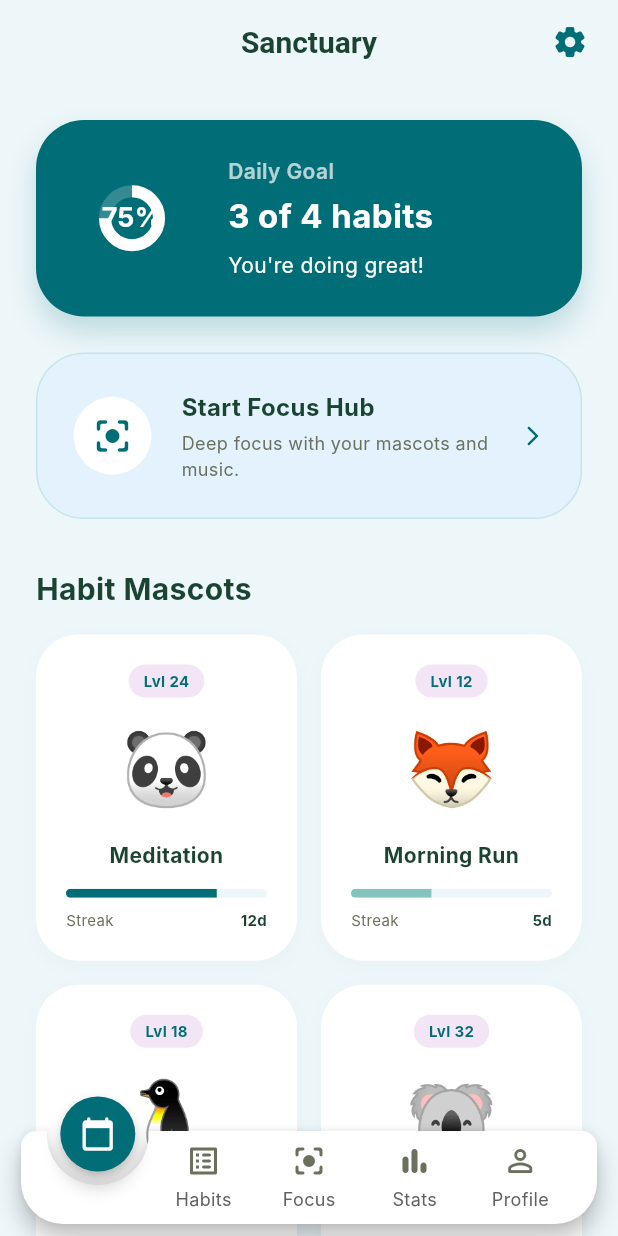
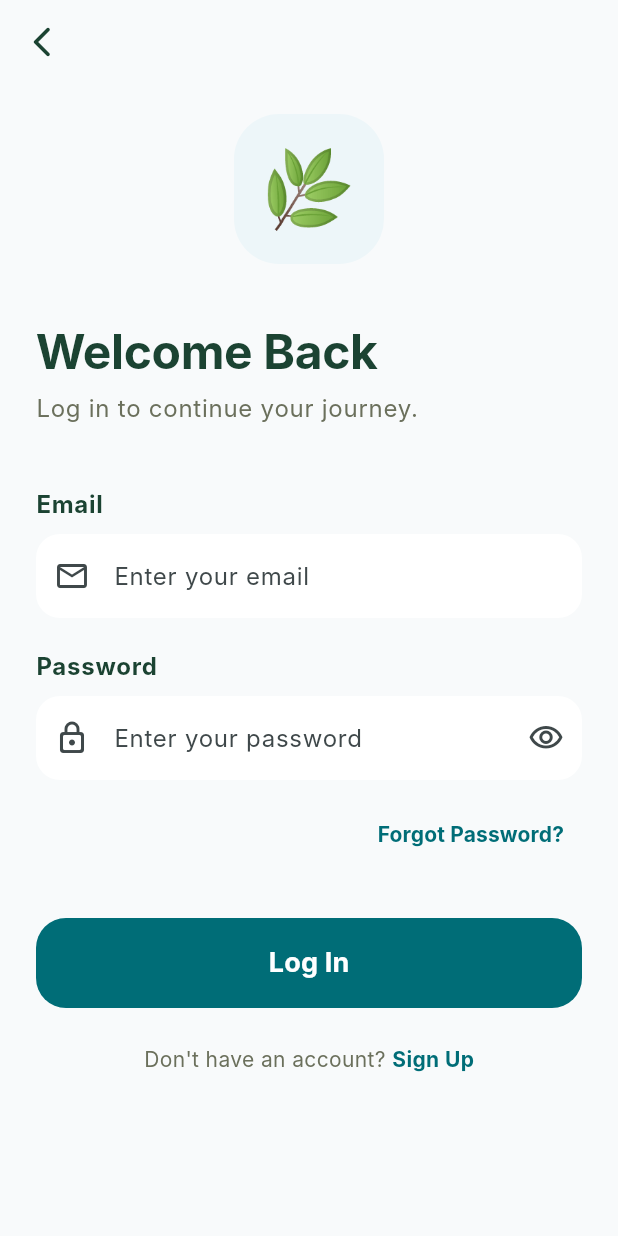
Before and after one commit to omaralaye/habitflow, a Flutter app: the screen it shows after launch, after a tap on "Next", after a tap on "Log In", on a phone screen of 412 x 824 dp. Run offline on Flutter 3.47's test engine with Material 3 defaults, Android fonts, the phone set to English and light mode, and no system bars; drawn by our look-alikes of animated_notch_bottom_bar; Roboto replaces fonts that are missing (Inter).

Commit message:
Add Login and Sign Up screens with validation and updated onboarding flow.
- Created lib/screens/login_screen.dart with email/password form.
- Created lib/screens/signup_screen.dart with name/email/password form.
- Updated lib/screens/onboarding_screen.dart to navigate to authentication screens.
- Added test/auth_test.dart for testing login/signup forms and navigation.
- Updated test/onboarding_test.dart to reflect new user flow.

Co-authored-by: omaralaye <199628096+omaralaye@users.noreply.github.com>

```diff
--- /dev/null
+++ b/lib/screens/login_screen.dart
@@ -0,0 +1,208 @@
+import 'package:flutter/material.dart';
+import '../utils/constants.dart';
+import '../services/theme_service.dart';
+import 'signup_screen.dart';
+import '../widgets/main_navigation.dart';
+
+class LoginScreen extends StatefulWidget {
+  const LoginScreen({super.key});
+
+  @override
+  State<LoginScreen> createState() => _LoginScreenState();
+}
+
+class _LoginScreenState extends State<LoginScreen> {
+  final _formKey = GlobalKey<FormState>();
+  bool _isPasswordVisible = false;
+
+  @override
+  Widget build(BuildContext context) {
+    final theme = Theme.of(context);
+    final isDark = ThemeService().isDarkMode;
+
+    return Scaffold(
+      backgroundColor: theme.scaffoldBackgroundColor,
+      appBar: AppBar(
+        leading: IconButton(
+          icon: const Icon(Icons.arrow_back_ios_new_rounded),
+          onPressed: () => Navigator.pop(context),
+        ),
+      ),
+      body: SafeArea(
+        child: SingleChildScrollView(
+          padding: const EdgeInsets.symmetric(horizontal: 24.0),
+          child: Form(
+            key: _formKey,
+            child: Column(
+              crossAxisAlignment: CrossAxisAlignment.start,
+              children: [
+                const SizedBox(height: 20),
+                Center(
+                  child: Container(
+                    width: 100,
+                    height: 100,
+                    decoration: BoxDecoration(
+                      color: isDark ? AppColors.darkSurface : AppColors.primaryLighter,
+                      borderRadius: BorderRadius.circular(30),
+                    ),
+                    child: const Center(
+                      child: Text(
+                        '🌿',
+                        style: TextStyle(fontSize: 50),
+                      ),
+                    ),
+                  ),
+                ),
+                const SizedBox(height: 40),
+                Text(
+                  'Welcome Back',
+                  style: theme.textTheme.displayLarge?.copyWith(fontSize: 32),
+                ),
+                const SizedBox(height: 8),
+                Text(
+                  'Log in to continue your journey.',
+                  style: theme.textTheme.bodyLarge?.copyWith(
+                    color: isDark ? AppColors.darkTextSecondary : AppColors.textGrey,
+                  ),
+                ),
+                const SizedBox(height: 40),
+                Text(
+                  'Email',
+                  style: theme.textTheme.bodyLarge?.copyWith(fontWeight: FontWeight.bold),
+                ),
+                const SizedBox(height: 8),
+                TextFormField(
+                  decoration: InputDecoration(
+                    hintText: 'Enter your email',
+                    filled: true,
+                    fillColor: isDark ? AppColors.darkSurface : Colors.white,
+                    border: OutlineInputBorder(
+                      borderRadius: BorderRadius.circular(16),
+                      borderSide: BorderSide.none,
+                    ),
+                    prefixIcon: const Icon(Icons.email_outlined),
+                  ),
+                  keyboardType: TextInputType.emailAddress,
+                  validator: (value) {
+                    if (value == null || value.isEmpty) {
+                      return 'Please enter your email';
+                    }
+                    return null;
+                  },
+                ),
+                const SizedBox(height: 20),
+                Text(
+                  'Password',
+                  style: theme.textTheme.bodyLarge?.copyWith(fontWeight: FontWeight.bold),
+                ),
+                const SizedBox(height: 8),
+                TextFormField(
+                  obscureText: !_isPasswordVisible,
+                  decoration: InputDecoration(
+                    hintText: 'Enter your password',
+                    filled: true,
+                    fillColor: isDark ? AppColors.darkSurface : Colors.white,
+                    border: OutlineInputBorder(
+                      borderRadius: BorderRadius.circular(16),
+                      borderSide: BorderSide.none,
+                    ),
+                    prefixIcon: const Icon(Icons.lock_outline_rounded),
+                    suffixIcon: IconButton(
+                      icon: Icon(
+                        _isPasswordVisible ? Icons.visibility_off_outlined : Icons.visibility_outlined,
+                      ),
+                      onPressed: () {
+                        setState(() {
+                          _isPasswordVisible = !_isPasswordVisible;
+                        });
+                      },
+                    ),
+                  ),
+                  validator: (value) {
+                    if (value == null || value.isEmpty) {
+                      return 'Please enter your password';
+                    }
+                    return null;
+                  },
+                ),
+                const SizedBox(height: 12),
+                Align(
+                  alignment: Alignment.centerRight,
+                  child: TextButton(
+                    onPressed: () {
+                      // Forgot password logic
+                    },
+                    child: const Text(
+                      'Forgot Password?',
+                      style: TextStyle(
+                        color: AppColors.primary,
+                        fontWeight: FontWeight.bold,
+                      ),
+                    ),
+                  ),
+                ),
+                const SizedBox(height: 32),
+                SizedBox(
+                  width: double.infinity,
+                  height: 60,
+                  child: ElevatedButton(
+                    onPressed: () {
+                      if (_formKey.currentState!.validate()) {
+                        Navigator.pushAndRemoveUntil(
+                          context,
+                          MaterialPageRoute(builder: (_) => const MainNavigation()),
+                          (route) => false,
+                        );
+                      }
+                    },
+                    style: ElevatedButton.styleFrom(
+                      backgroundColor: AppColors.primary,
+                      foregroundColor: Colors.white,
+                      shape: RoundedRectangleBorder(
+                        borderRadius: BorderRadius.circular(20),
+                      ),
+                      elevation: 0,
+                    ),
+                    child: const Text(
+                      'Log In',
+                      style: TextStyle(
+                        fontSize: 18,
+                        fontWeight: FontWeight.bold,
+                      ),
+                    ),
+                  ),
+                ),
+                const SizedBox(height: 24),
+                Row(
+                  mainAxisAlignment: MainAxisAlignment.center,
+                  children: [
+                    Text(
+                      "Don't have an account? ",
+                      style: TextStyle(color: isDark ? AppColors.darkTextSecondary : AppColors.textGrey),
+                    ),
+                    GestureDetector(
+                      onTap: () {
+                        Navigator.push(
+                          context,
+                          MaterialPageRoute(builder: (_) => const SignupScreen()),
+                        );
+                      },
+                      child: const Text(
+                        'Sign Up',
+                        style: TextStyle(
+                          color: AppColors.primary,
+                          fontWeight: FontWeight.bold,
+                        ),
+                      ),
+                    ),
+                  ],
+                ),
+                const SizedBox(height: 24),
+              ],
+            ),
+          ),
+        ),
+      ),
+    );
+  }
+}
--- a/lib/screens/onboarding_screen.dart
+++ b/lib/screens/onboarding_screen.dart
@@ -1,7 +1,8 @@
 import 'package:flutter/material.dart';
 import '../utils/constants.dart';
 import '../services/theme_service.dart';
-import '../widgets/main_navigation.dart';
+import 'login_screen.dart';
+import 'signup_screen.dart';
 
 class OnboardingScreen extends StatefulWidget {
   const OnboardingScreen({super.key});
@@ -155,9 +156,9 @@ class _OnboardingScreenState extends State<OnboardingScreen> {
                             curve: Curves.easeInOut,
                           );
                         } else {
-                          Navigator.pushReplacement(
+                          Navigator.push(
                             context,
-                            MaterialPageRoute(builder: (_) => const MainNavigation()),
+                            MaterialPageRoute(builder: (_) => const SignupScreen()),
                           );
                         }
                       },
@@ -188,9 +189,9 @@ class _OnboardingScreenState extends State<OnboardingScreen> {
                       ),
                       GestureDetector(
                         onTap: () {
-                          Navigator.pushReplacement(
+                          Navigator.push(
                             context,
-                            MaterialPageRoute(builder: (_) => const MainNavigation()),
+                            MaterialPageRoute(builder: (_) => const LoginScreen()),
                           );
                         },
                         child: const Text(
```
Also changed, not shown: lib/screens/signup_screen.dart (added, +216 -0 lines), 2 other files.
